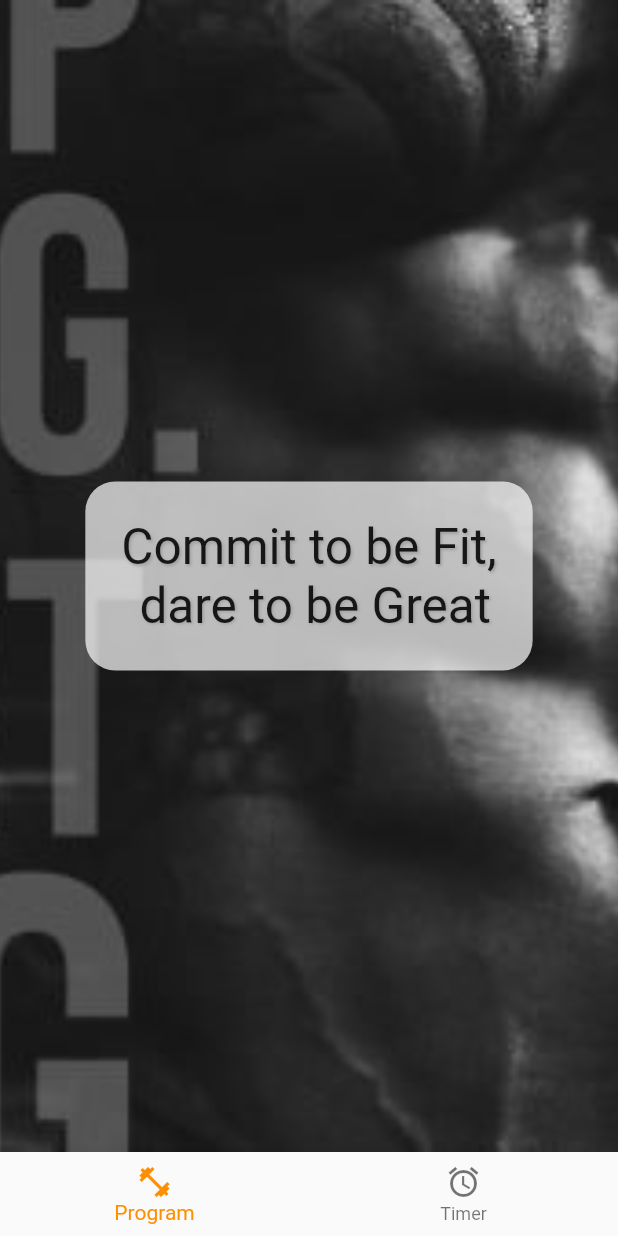
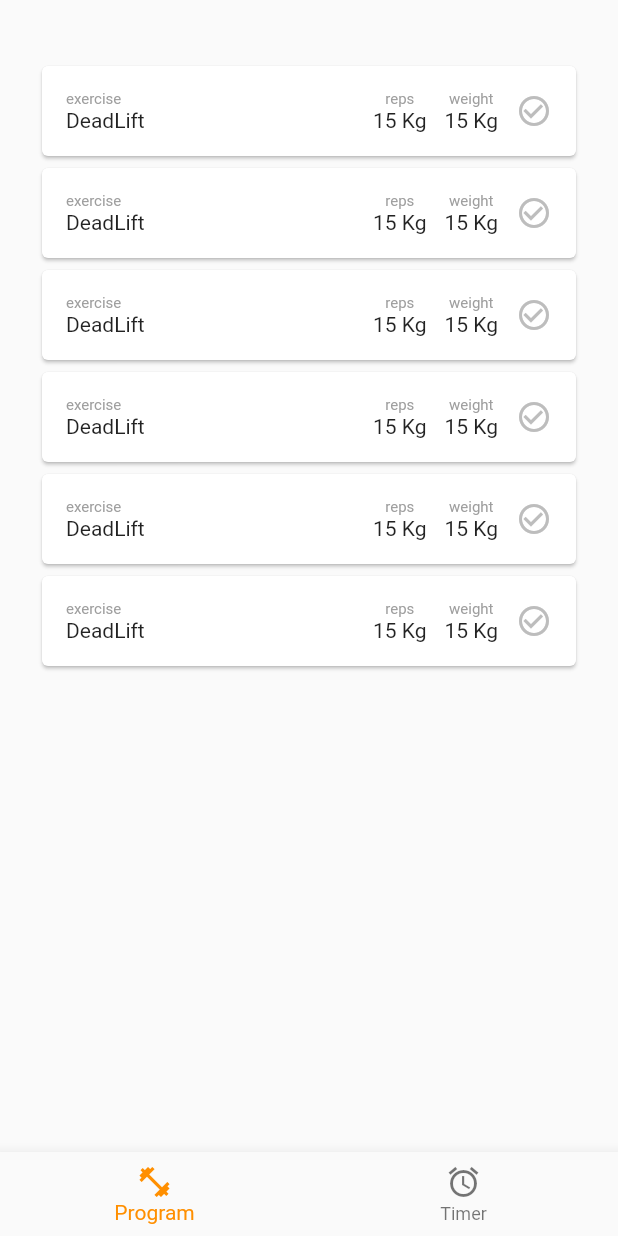
Before and after one commit to Mathitos/Get-Ripped-App, a Flutter app: the screen it shows after launch, on a phone screen of 412 x 824 dp. Run offline on Flutter 3.47's test engine with Material 2 defaults, Android fonts, the phone set to English and light mode, and no system bars.

Commit message:
Add exercise list

```diff
--- a/lib/main.dart
+++ b/lib/main.dart
@@ -1,5 +1,6 @@
 import 'package:flutter/material.dart';
-import 'package:get_ripped/shared/bottom_navigator.dart';
+
+import 'package:get_ripped/screens/splash_screen.dart';
 
 void main() {
   runApp(GRippedApp());
@@ -11,7 +12,6 @@ class GRippedApp extends StatelessWidget {
   @override
   Widget build(BuildContext context) {
     return MaterialApp(
-        theme: ThemeData(primarySwatch: Colors.blueGrey),
-        home: BottomNavigator());
+        theme: ThemeData(primarySwatch: Colors.blueGrey), home: SplashScreen());
   }
 }
--- a/lib/shared/bottom_navigator.dart
+++ b/lib/screens/main_screen.dart
@@ -1,19 +1,18 @@
 import 'package:flutter/material.dart';
-
-import 'package:get_ripped/screens/intro_screen.dart';
+import 'package:get_ripped/screens/program_screen.dart';
 import 'package:get_ripped/screens/timer_screen.dart';
 
-class BottomNavigator extends StatefulWidget {
-  const BottomNavigator({Key? key}) : super(key: key);
+class MainScreen extends StatefulWidget {
+  const MainScreen({Key? key}) : super(key: key);
 
   @override
-  State<BottomNavigator> createState() => _BottomNavigatorState();
+  State<MainScreen> createState() => _MainScreenState();
 }
 
-class _BottomNavigatorState extends State<BottomNavigator> {
+class _MainScreenState extends State<MainScreen> {
   int _selectedIndex = 0;
   static const List<Widget> _widgetOptions = <Widget>[
-    IntroScreen(),
+    ProgramScreen(),
     TimerScreen(),
   ];
 
--- /dev/null
+++ b/lib/screens/program_screen.dart
@@ -0,0 +1,24 @@
+import 'package:flutter/material.dart';
+
+import '../shared/exercice_item_list.dart';
+
+class ProgramScreen extends StatelessWidget {
+  const ProgramScreen({Key? key}) : super(key: key);
+
+  @override
+  Widget build(BuildContext context) {
+    return Padding(
+        padding: EdgeInsets.fromLTRB(16, 32, 16, 16),
+        child: ListView(
+          padding: const EdgeInsets.all(8),
+          children: const <Widget>[
+            ExerciseItemList(),
+            ExerciseItemList(),
+            ExerciseItemList(),
+            ExerciseItemList(),
+            ExerciseItemList(),
+            ExerciseItemList()
+          ],
+        ));
+  }
+}
--- a/lib/screens/intro_screen.dart
+++ b/lib/screens/splash_screen.dart
@@ -1,10 +1,17 @@
 import 'package:flutter/material.dart';
+import 'dart:async';
 
-class IntroScreen extends StatelessWidget {
-  const IntroScreen({Key? key}) : super(key: key);
+import 'package:get_ripped/screens/main_screen.dart';
+
+class SplashScreen extends StatelessWidget {
+  const SplashScreen({Key? key}) : super(key: key);
 
   @override
   Widget build(BuildContext context) {
+    Timer(Duration(seconds: 5), () {
+      Navigator.push(context, MaterialPageRoute(builder: (_) => MainScreen()));
+    });
+
     return Scaffold(
         body: Container(
       decoration: BoxDecoration(
--- /dev/null
+++ b/lib/shared/exercice_item_list.dart
@@ -0,0 +1,49 @@
+// ignore_for_file: prefer_const_literals_to_create_immutables
+
+import 'package:flutter/material.dart';
+
+class ExerciseItemList extends StatelessWidget {
+  const ExerciseItemList({Key? key}) : super(key: key);
+
+  @override
+  Widget build(BuildContext context) {
+    return Card(
+        child: Padding(
+            padding: EdgeInsets.all(16.0),
+            child: Row(
+              children: <Widget>[
+                _itemListComponent('exercise', 'DeadLift', centerText: false),
+                Spacer(),
+                Wrap(
+                  children: [
+                    _itemListComponent(
+                      'reps',
+                      '15 Kg',
+                    ),
+                    _itemListComponent(
+                      'weight',
+                      '15 Kg',
+                    ),
+                    Icon(
+                      Icons.check_circle_outline,
+                      color: Colors.grey.shade400,
+                    )
+                  ],
+                  spacing: 12.0,
+                  crossAxisAlignment: WrapCrossAlignment.center,
+                )
+              ],
+            )));
+  }
+}
+
+Widget _itemListComponent(String title, String value,
+    {bool centerText = true}) {
+  return Column(
+      crossAxisAlignment:
+          centerText ? CrossAxisAlignment.center : CrossAxisAlignment.start,
+      children: [
+        Text(title, style: TextStyle(fontSize: 10, color: Colors.grey)),
+        Text(value)
+      ]);
+}
```
